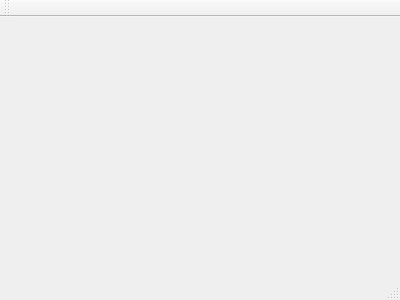
Above: mainwindow.ui from jpitucha/serviceman-assistant before the change. Below: the same form after it.
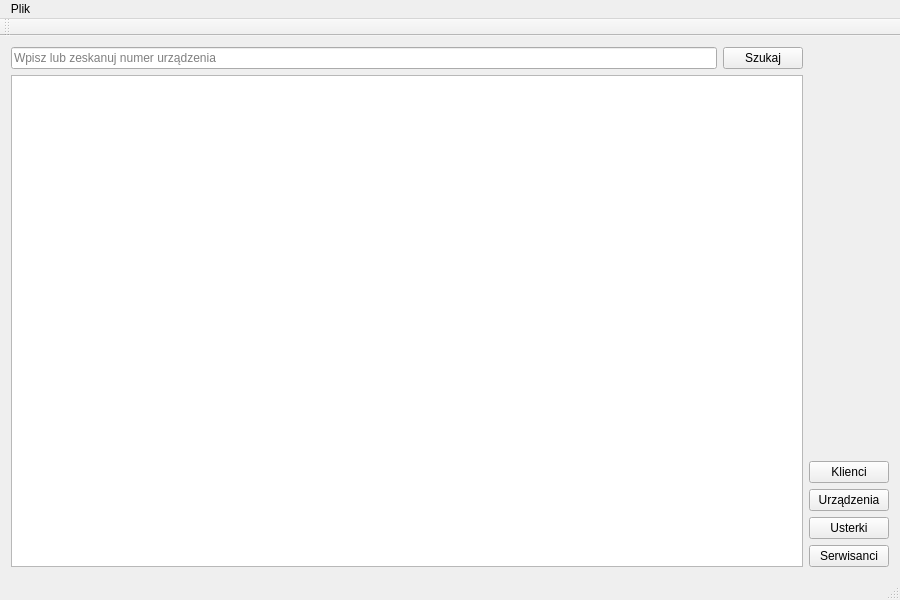
That is the form after the change.

Commit message: Added mainwindow design.

Patch:
```diff
--- a/mainwindow.ui
+++ b/mainwindow.ui
@@ -1,24 +1,124 @@
 <ui version="4.0">
  <class>MainWindow</class>
- <widget class="QMainWindow" name="MainWindow" >
-  <property name="geometry" >
+ <widget class="QMainWindow" name="MainWindow">
+  <property name="geometry">
    <rect>
     <x>0</x>
     <y>0</y>
-    <width>400</width>
-    <height>300</height>
+    <width>900</width>
+    <height>600</height>
    </rect>
   </property>
   <property name="windowTitle" >
    <string>MainWindow</string>
   </property>
-  <widget class="QMenuBar" name="menuBar" />
-  <widget class="QToolBar" name="mainToolBar" />
-  <widget class="QWidget" name="centralWidget" />
-  <widget class="QStatusBar" name="statusBar" />
+  <widget class="QWidget" name="centralWidget">
+   <layout class="QHBoxLayout" name="horizontalLayout_2">
+    <item>
+     <layout class="QVBoxLayout" name="verticalLayout">
+      <item>
+       <layout class="QHBoxLayout" name="horizontalLayout">
+        <item>
+         <widget class="QLineEdit" name="idInputField">
+          <property name="placeholderText">
+           <string>Wpisz lub zeskanuj numer urządzenia</string>
+          </property>
+         </widget>
+        </item>
+        <item>
+         <widget class="QPushButton" name="searchButton">
+          <property name="text">
+           <string>Szukaj</string>
+          </property>
+         </widget>
+        </item>
+       </layout>
+      </item>
+      <item>
+       <widget class="QTableView" name="tableView"/>
+      </item>
+     </layout>
+    </item>
+    <item>
+     <layout class="QVBoxLayout" name="verticalLayout_2">
+      <item>
+       <spacer name="verticalSpacer">
+        <property name="orientation">
+         <enum>Qt::Vertical</enum>
+        </property>
+        <property name="sizeHint" stdset="0">
+         <size>
+          <width>20</width>
+          <height>40</height>
+         </size>
+        </property>
+       </spacer>
+      </item>
+      <item>
+       <widget class="QPushButton" name="clientsButton">
+        <property name="text">
+         <string>Klienci</string>
+        </property>
+       </widget>
+      </item>
+      <item>
+       <widget class="QPushButton" name="devicesButton">
+        <property name="text">
+         <string>Urządzenia</string>
+        </property>
+       </widget>
+      </item>
+      <item>
+       <widget class="QPushButton" name="damagesButton">
+        <property name="text">
+         <string>Usterki</string>
+        </property>
+       </widget>
+      </item>
+      <item>
+       <widget class="QPushButton" name="techniciansButton">
+        <property name="text">
+         <string>Serwisanci</string>
+        </property>
+       </widget>
+      </item>
+     </layout>
+    </item>
+   </layout>
+  </widget>
+  <widget class="QMenuBar" name="menuBar">
+   <property name="geometry">
+    <rect>
+     <x>0</x>
+     <y>0</y>
+     <width>900</width>
+     <height>25</height>
+    </rect>
+   </property>
+   <widget class="QMenu" name="menuFile">
+    <property name="title">
+     <string>Plik</string>
+    </property>
+    <addaction name="actionExit"/>
+   </widget>
+   <addaction name="menuFile"/>
+  </widget>
+  <widget class="QToolBar" name="mainToolBar">
+   <attribute name="toolBarArea">
+    <enum>TopToolBarArea</enum>
+   </attribute>
+   <attribute name="toolBarBreak">
+    <bool>false</bool>
+   </attribute>
+  </widget>
+  <widget class="QStatusBar" name="statusBar"/>
+  <action name="actionExit">
+   <property name="text">
+    <string>Wyjdź</string>
+   </property>
+  </action>
  </widget>
- <layoutDefault spacing="6" margin="11" />
- <pixmapfunction></pixmapfunction>
+ <layoutdefault spacing="6" margin="11"/>
  <resources/>
  <connections/>
 </ui>
```
Left out of the diff: 3 changed lines with no effect on the pictures.
